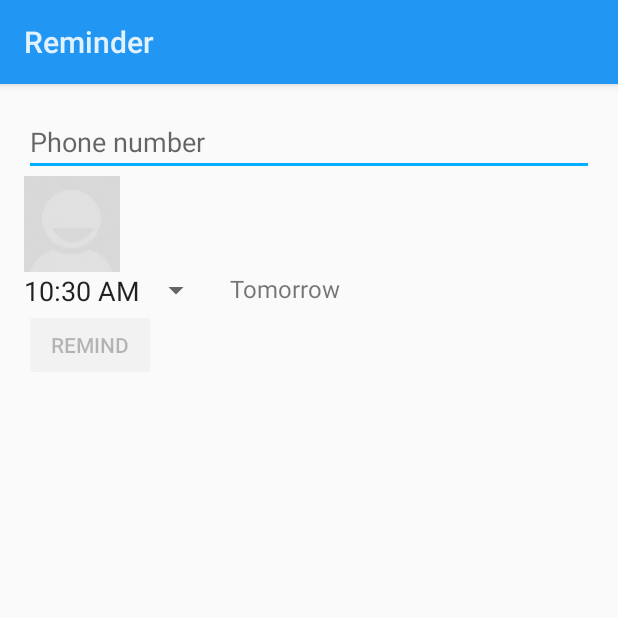
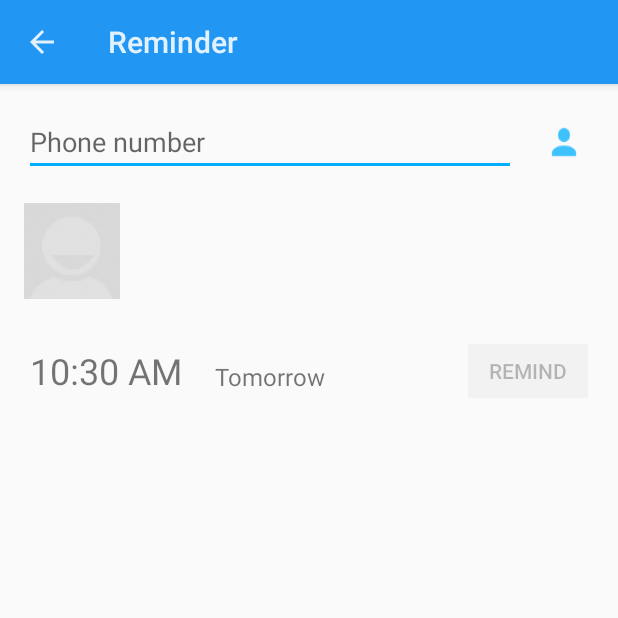
Before and after one commit to offvanHooijdonk/wantcallback, an Android app: the SetReminderActivity screen opened directly, with no data from a screen before it, on a phone screen of 412 x 824 dp, the top half of it. Run offline under Robolectric (Android 15) with nearby library versions, the phone set to English and light mode, and no system bars.

Commit message:
Added button to pick contact (not implamanted). Added home button on Set Reminder screen

```diff
--- a/app/src/main/AndroidManifest.xml
+++ b/app/src/main/AndroidManifest.xml
@@ -23,7 +23,8 @@
 
         <activity
             android:name="com.wantcallback.ui.MainActivity"
-            android:label="@string/app_name">
+            android:label="@string/app_name"
+            android:launchMode="singleTop">
             <intent-filter>
                 <action android:name="android.intent.action.MAIN"/>
 
@@ -33,7 +34,8 @@
 
         <activity
             android:name="com.wantcallback.ui.SetReminderActivity"
-            android:label="@string/edit_reminder_title">
+            android:label="@string/edit_reminder_title"
+            android:parentActivityName=".ui.MainActivity">
         </activity>
 
         <activity android:name="com.wantcallback.ui.RemindActivity">
--- a/app/src/main/java/com/wantcallback/ui/SetReminderActivity.java
+++ b/app/src/main/java/com/wantcallback/ui/SetReminderActivity.java
@@ -62,6 +62,8 @@ public class SetReminderActivity extends FragmentActivity implements TimePickerD
 
 		this.that = this;
 
+		getActionBar().setDisplayHomeAsUpEnabled(true);
+
 		reminderDao = new ReminderDao(this);
 
 		inputPhone = (AutoCompleteTextView) findViewById(R.id.inputPhone);
@@ -71,6 +73,8 @@ public class SetReminderActivity extends FragmentActivity implements TimePickerD
 		textToday = (TextView) findViewById(R.id.textToday);
 		textHaveReminder = (TextView) findViewById(R.id.textHaveReminder);
 		btnSave = (Button) findViewById(R.id.btnSave);
+
+		// TODO implement picking a contact
 
 		textTime.setOnClickListener(new View.OnClickListener() {
 			@Override
--- a/app/src/main/res/layout/activity_set_alarm.xml
+++ b/app/src/main/res/layout/activity_set_alarm.xml
@@ -12,27 +12,49 @@
         android:id="@+id/inputPhone"
         android:layout_width="match_parent"
         android:layout_height="wrap_content"
+        android:layout_marginEnd="@dimen/block_margin_small"
+        android:layout_marginRight="@dimen/block_margin_small"
+        android:layout_toLeftOf="@+id/imageContacts"
+        android:layout_toStartOf="@+id/imageContacts"
         android:completionThreshold="3"
+        android:lines="1"
+        android:maxLength="18"
         android:hint="@string/text_phone_number"/>
+
+    <ImageView
+        android:id="@+id/imageContacts"
+        android:layout_width="wrap_content"
+        android:layout_height="wrap_content"
+        android:layout_alignBottom="@id/inputPhone"
+        android:layout_alignParentEnd="true"
+        android:layout_alignParentRight="true"
+        android:layout_alignTop="@id/inputPhone"
+        android:background="?android:selectableItemBackground"
+        android:contentDescription="@string/add_from_contacts"
+        android:padding="@dimen/icon_button_padding"
+        android:scaleType="fitXY"
+        android:src="@drawable/ic_find_contact"/>
 
     <RelativeLayout
         android:id="@+id/blockContactInfo"
         android:layout_width="match_parent"
         android:layout_height="wrap_content"
-        android:layout_below="@id/inputPhone">
+        android:layout_below="@id/inputPhone"
+        android:layout_marginTop="@dimen/block_margin_med">
 
         <ImageView
             android:id="@+id/photo"
             android:layout_width="64dp"
             android:layout_height="64dp"
+            android:contentDescription="@string/contact_photo"
             android:src="@drawable/ic_contact_picture"/>
 
         <TextView
             android:id="@+id/textContactName"
             android:layout_width="match_parent"
             android:layout_height="wrap_content"
-            android:layout_marginLeft="12dp"
-            android:layout_marginStart="12dp"
+            android:layout_marginLeft="@dimen/block_margin_small"
+            android:layout_marginStart="@dimen/block_margin_small"
             android:layout_toEndOf="@id/photo"
             android:layout_toRightOf="@id/photo"/>
     </RelativeLayout>
@@ -41,42 +63,49 @@
         android:id="@+id/blockReminderOptions"
         android:layout_width="match_parent"
         android:layout_height="wrap_content"
-        android:layout_below="@id/blockContactInfo">
+        android:layout_below="@id/blockContactInfo"
+        android:layout_marginTop="@dimen/block_margin_bigger">
 
         <TextView
             android:id="@+id/textTime"
-            style="?android:attr/spinnerStyle"
             android:layout_width="wrap_content"
             android:layout_height="wrap_content"
+            android:layout_centerVertical="true"
+            android:background="?android:selectableItemBackground"
+            android:padding="@dimen/icon_button_padding"
             android:text="00:00"
-            android:textSize="18sp"/>
+            android:textSize="24sp"/>
 
         <TextView
             android:id="@+id/textToday"
             android:layout_width="wrap_content"
             android:layout_height="wrap_content"
-            android:layout_marginLeft="12dp"
-            android:layout_marginStart="12dp"
+            android:layout_alignBottom="@id/textTime"
+            android:layout_marginBottom="2dp"
+            android:layout_marginLeft="@dimen/block_margin_med"
+            android:layout_marginStart="@dimen/block_margin_med"
             android:layout_toEndOf="@id/textTime"
             android:layout_toRightOf="@id/textTime"
             android:text="@string/today"
             android:textSize="16sp"/>
+
+        <Button
+            android:id="@+id/btnSave"
+            android:layout_width="wrap_content"
+            android:layout_height="wrap_content"
+            android:layout_alignParentEnd="true"
+            android:layout_alignParentRight="true"
+            android:text="@string/btn_save_reminder"/>
     </RelativeLayout>
-
-    <Button
-        android:id="@+id/btnSave"
-        android:layout_width="wrap_content"
-        android:layout_height="wrap_content"
-        android:layout_below="@id/blockReminderOptions"
-        android:text="@string/btn_save_reminder"/>
 
     <TextView
         android:id="@+id/textHaveReminder"
         android:layout_width="wrap_content"
         android:layout_height="wrap_content"
-        android:layout_below="@id/btnSave"
-        android:layout_marginLeft="12dp"
-        android:layout_marginStart="12dp"
+        android:layout_below="@id/blockReminderOptions"
+        android:layout_marginLeft="@dimen/block_margin_small"
+        android:layout_marginStart="@dimen/block_margin_small"
+        android:layout_marginTop="@dimen/block_margin_small"
         android:text="@string/have_reminder"
         android:textColor="@android:color/holo_green_dark"
         android:textSize="16sp"/>
--- a/app/src/main/res/layout/item_reminder_main.xml
+++ b/app/src/main/res/layout/item_reminder_main.xml
@@ -59,10 +59,12 @@
         android:layout_height="wrap_content"
         android:layout_marginRight="@dimen/icon_divider_margin"
         android:layout_marginEnd="@dimen/icon_divider_margin"
+        android:padding="4dp"
         android:layout_toLeftOf="@+id/dividerRemove"
         android:layout_toStartOf="@+id/dividerRemove"
         android:layout_centerVertical="true"
         android:src="@drawable/ic_call_start_blue"
+        android:contentDescription="@string/call_from_list"
         android:background="?android:selectableItemBackground"/>
 
     <View
@@ -79,6 +81,7 @@
         android:id="@+id/imageForget"
         android:layout_width="wrap_content"
         android:layout_height="wrap_content"
+        android:padding="4dp"
         android:layout_alignParentRight="true"
         android:layout_alignParentEnd="true"
         android:layout_centerVertical="true"
--- a/app/src/main/res/values/dimens.xml
+++ b/app/src/main/res/values/dimens.xml
@@ -5,4 +5,8 @@
     <dimen name="activity_vertical_margin">16dp</dimen>
 
     <dimen name="icon_divider_margin">4dp</dimen>
+    <dimen name="icon_button_padding">4dp</dimen>
+    <dimen name="block_margin_small">12dp</dimen>
+    <dimen name="block_margin_med">18dp</dimen>
+    <dimen name="block_margin_bigger">24dp</dimen>
 </resources>
--- a/app/src/main/res/values/strings.xml
+++ b/app/src/main/res/values/strings.xml
@@ -24,4 +24,7 @@
     <string name="action_refresh">Refresh</string>
     <string name="empty_reminders_main">No upcoming reminders</string>
     <string name="text_phone_number">Phone number</string>
+    <string name="call_from_list">Call now</string>
+    <string name="contact_photo">Contact photo</string>
+    <string name="add_from_contacts">Add from contacts</string>
 </resources>
```
Also changed, not shown: app/src/main/res/drawable-hdpi/ic_find_contact.png (added), app/src/main/res/drawable-mdpi/ic_find_contact.png (added), app/src/main/res/drawable-xhdpi/ic_find_contact.png (added), app/src/main/res/drawable-xxhdpi/ic_find_contact.png (added), app/src/main/res/drawable-xxxhdpi/ic_find_contact.png (added).
